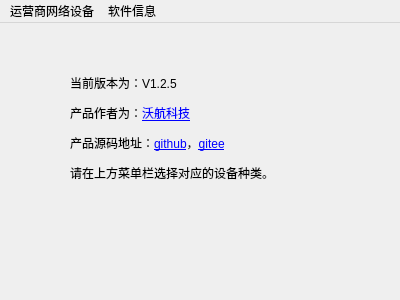
Old version of the form mainwindow/mainwindow.ui in the repository worldflyingct/setdevicetool.
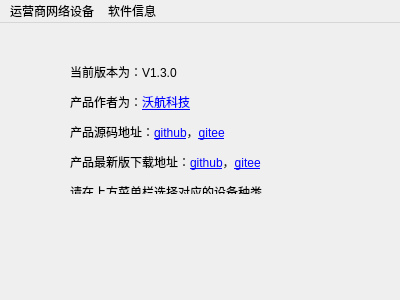
New version of the form. Icons and pictures are not drawn.

Commit message: 添加Location设备的配置

Diff of the .ui file:
```diff
--- a/mainwindow/mainwindow.ui
+++ b/mainwindow/mainwindow.ui
@@ -31,7 +31,7 @@
      </rect>
     </property>
     <property name="text">
-     <string>&lt;html&gt;&lt;head/&gt;&lt;body&gt;&lt;p&gt;当前版本为：V1.2.5&lt;/p&gt;&lt;p&gt;产品作者为：&lt;a href=&quot;https://www.worldflying.cn&quot;&gt;&lt;span style=&quot; text-decoration: underline; color:#0000ff;&quot;&gt;沃航科技&lt;/span&gt;&lt;/a&gt;&lt;/p&gt;&lt;p&gt;产品源码地址：&lt;a href=&quot;https://github.com/worldflyingct/setdevicetool&quot;&gt;&lt;span style=&quot; text-decoration: underline; color:#0000ff;&quot;&gt;github&lt;/span&gt;&lt;/a&gt;，&lt;a href=&quot;https://gitee.com/worldflying/setdevicetool/releases&quot;&gt;&lt;span style=&quot; text-decoration: underline; color:#0000ff;&quot;&gt;gitee&lt;/span&gt;&lt;/a&gt;&lt;/p&gt;&lt;p&gt;请在上方菜单栏选择对应的设备种类。&lt;/p&gt;&lt;/body&gt;&lt;/html&gt;</string>
+     <string>&lt;html&gt;&lt;head/&gt;&lt;body&gt;&lt;p&gt;当前版本为：V1.3.0&lt;/p&gt;&lt;p&gt;产品作者为：&lt;a href=&quot;https://www.worldflying.cn&quot;&gt;&lt;span style=&quot; text-decoration: underline; color:#0000ff;&quot;&gt;沃航科技&lt;/span&gt;&lt;/a&gt;&lt;/p&gt;&lt;p&gt;产品源码地址：&lt;a href=&quot;https://github.com/worldflyingct/setdevicetool&quot;&gt;&lt;span style=&quot; text-decoration: underline; color:#0000ff;&quot;&gt;github&lt;/span&gt;&lt;/a&gt;，&lt;a href=&quot;https://gitee.com/worldflying/setdevicetool&quot;&gt;&lt;span style=&quot; text-decoration: underline; color:#0000ff;&quot;&gt;gitee&lt;/span&gt;&lt;/a&gt;&lt;/p&gt;&lt;p&gt;产品最新版下载地址：&lt;a href=&quot;https://github.com/worldflyingct/setdevicetool/releases&quot;&gt;&lt;span style=&quot; text-decoration: underline; color:#0000ff;&quot;&gt;github&lt;/span&gt;&lt;/a&gt;，&lt;a href=&quot;https://gitee.com/worldflying/setdevicetool/releases&quot;&gt;&lt;span style=&quot; text-decoration: underline; color:#0000ff;&quot;&gt;gitee&lt;/span&gt;&lt;/a&gt;&lt;/p&gt;&lt;p&gt;请在上方菜单栏选择对应的设备种类。&lt;/p&gt;&lt;/body&gt;&lt;/html&gt;</string>
     </property>
     <property name="openExternalLinks">
      <bool>true</bool>
```
Left out of the diff: 6 changed lines with no effect on the pictures. The commit also changes 7 other files.
